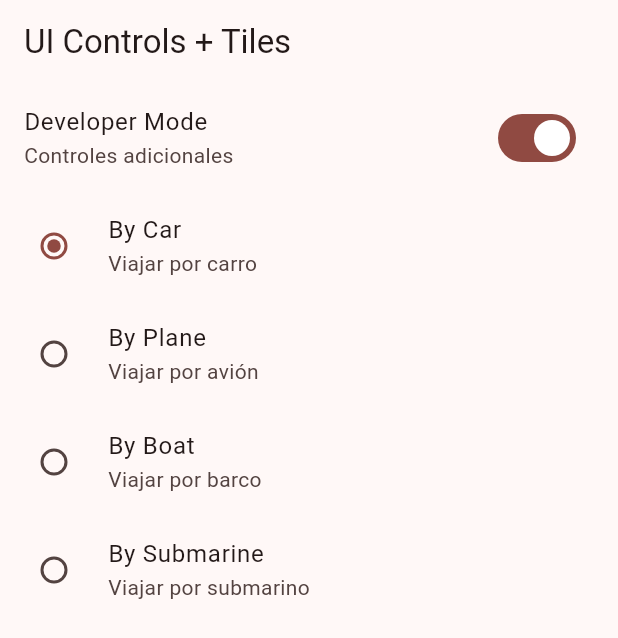
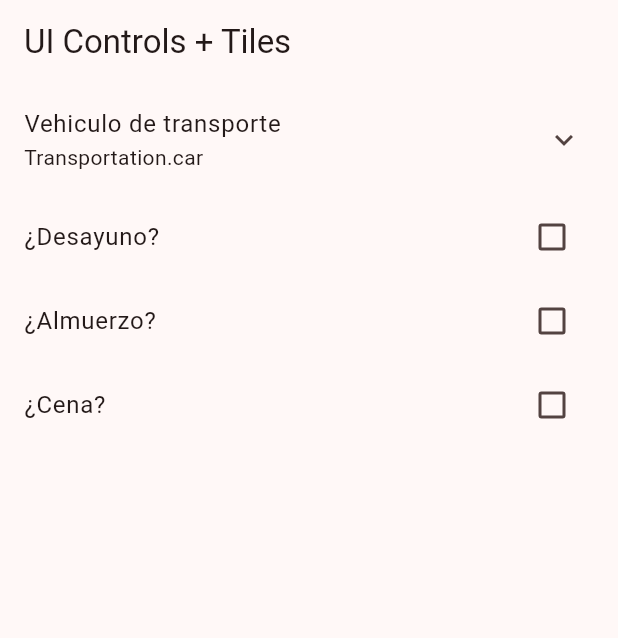
Before and after one commit to Karla038/kmd_widget_app, a Flutter app: the UiControlsScreen screen opened by its route, on a phone screen of 412 x 824 dp. Shown: the top 638 px of the screen. Run offline on Flutter 3.47's test engine with Material 3 defaults, Android fonts, the phone set to English and light mode, and no system bars; our stand-ins replace go_router.

Commit message:
Checkbox UiControls

```diff
--- a/lib/presentation/screens/ui_controls/ui_controls_screen.dart
+++ b/lib/presentation/screens/ui_controls/ui_controls_screen.dart
@@ -29,11 +29,21 @@ class _UiControlsViewState extends State<_UiControlsView> {
 
   bool isDeveloper = true;
   Transportation selectedTransportation = Transportation.car;
+  bool wantsBreakfast = false;
+  bool wantsLunch = false;
+  bool wantsDinner = false;
+
+
 
   @override
    Widget build(BuildContext context) {
     return ListView(
       physics: const ClampingScrollPhysics(),
+      children: [
+        ExpansionTile(
+
+          title: const Text('Vehiculo de transporte'),
+          subtitle: Text('$selectedTransportation'),
           children: [
             SwitchListTile(
               title: const Text('Developer Mode'),
@@ -43,42 +53,66 @@ class _UiControlsViewState extends State<_UiControlsView> {
                 isDeveloper = !isDeveloper;
               })
             ), // SwitchListTile
-        RadioListTile(
+            RadioListTile<Transportation>(
               title: const Text('By Car'),
               subtitle: const Text('Viajar por carro'),
               value: Transportation.car,
               groupValue: selectedTransportation,
               onChanged: (value) => setState(() {
-            selectedTransportation = Transportation.car;
+                selectedTransportation = value!;
               }),
             ), // RadioListTile
-        RadioListTile(
+            RadioListTile<Transportation>(
               title: const Text('By Plane'),
               subtitle: const Text('Viajar por avión'),
               value: Transportation.plane,
               groupValue: selectedTransportation,
               onChanged: (value) => setState(() {
-            selectedTransportation = Transportation.plane;
+                selectedTransportation = value!;
               }),
             ), // RadioListTile
-        RadioListTile(
+            RadioListTile<Transportation>(
               title: const Text('By Boat'),
               subtitle: const Text('Viajar por barco'),
               value: Transportation.boat,
               groupValue: selectedTransportation,
               onChanged: (value) => setState(() {
-            selectedTransportation = Transportation.boat;
+                selectedTransportation = value!;
               }),
             ), // RadioListTile
-        RadioListTile(
+            RadioListTile<Transportation>(
               title: const Text('By Submarine'),
               subtitle: const Text('Viajar por submarino'),
               value: Transportation.submarine,
               groupValue: selectedTransportation,
               onChanged: (value) => setState(() {
-            selectedTransportation = Transportation.submarine;
+                selectedTransportation = value!;
               }),
             ), // RadioListTile
+          ],
+        ),
+
+          CheckboxListTile(
+            title: const Text('¿Desayuno?'),
+            value: wantsBreakfast,
+            onChanged: (value) => setState(() {
+              wantsBreakfast = !wantsBreakfast;
+            }),
+          ), // CheckboxListTile
+          CheckboxListTile(
+            title: const Text('¿Almuerzo?'),
+            value: wantsLunch,
+            onChanged: (value) => setState(() {
+              wantsLunch = !wantsLunch;
+            }),
+          ), // CheckboxListTile
+          CheckboxListTile(
+            title: const Text('¿Cena?'),
+            value: wantsDinner,
+            onChanged: (value) => setState(() {
+              wantsDinner = !wantsDinner;
+            }),
+          ), // CheckboxListTile
       ],
     ); // ListView
   }
```
Lines whose indentation alone changed are shown as unchanged.
